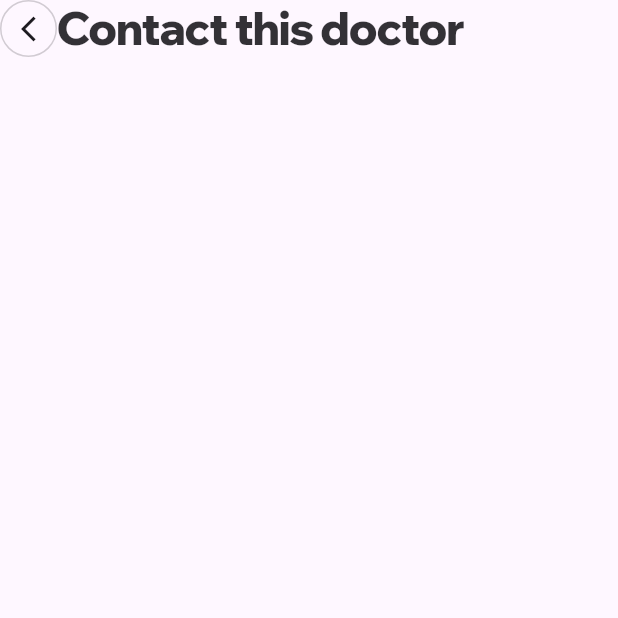
After one commit to PremjithK/project_yu_health, a Flutter app: the BookDoctorPage screen opened directly, on a phone screen of 412 x 824 dp, the top half of it. The commit adds this screen. Run offline on Flutter 3.47's test engine with Material 2 defaults, Android fonts, the phone set to English and light mode, and no system bars; our stand-ins replace bloc, font_awesome_flutter, get; generated files the repository leaves out were written again.

Commit message:
Redesigned the profile picture widget and added a doctor details page

```diff
--- /dev/null
+++ b/lib/custom_widgets/circle_appbar_button.dart
@@ -0,0 +1,47 @@
+import 'package:flutter/material.dart';
+
+class CircleAppbarButton extends StatelessWidget {
+  const CircleAppbarButton({
+    required this.onTap,
+    required this.icon,
+    this.size = 20,
+    super.key,
+  });
+  final void Function() onTap;
+  final IconData icon;
+  final double size;
+
+  @override
+  Widget build(BuildContext context) {
+    // config
+    final theme = Theme.of(context).colorScheme;
+
+    // UI
+    return InkWell(
+      splashColor: theme.primary,
+      borderRadius: BorderRadius.circular(60),
+      onTap: onTap,
+      child: Container(
+        padding: EdgeInsets.all(size / 2.5),
+        decoration: BoxDecoration(
+          color: theme.background,
+          // boxShadow: [
+          //   BoxShadow(
+          //     blurRadius: 3,
+          //     color: theme.onBackground.withOpacity(0.25),
+          //   ),
+          // ],
+          border: Border.all(
+            color: theme.onBackground.withOpacity(0.2),
+          ),
+          shape: BoxShape.circle,
+        ),
+        child: Icon(
+          icon,
+          color: theme.onBackground,
+          size: size,
+        ),
+      ),
+    );
+  }
+}
--- a/lib/custom_widgets/theme.dart
+++ b/lib/custom_widgets/theme.dart
@@ -3,14 +3,15 @@ import 'package:flutter/material.dart';
 //? Custom Fonts
 const String primaryFont = 'Wix';
 const String secondaryFont = 'RedHat';
+const String monospacedFont = 'OxygenMono';
 
 // Text Theme
 const myTextTheme = TextTheme(
-  labelSmall: TextStyle(
+  labelMedium: TextStyle(
     fontSize: 12,
     letterSpacing: 0,
     fontWeight: FontWeight.w600,
-    fontFamily: secondaryFont,
+    fontFamily: primaryFont,
   ),
 );
 ///////////////////////////////////////////////
--- a/lib/custom_widgets/yu_search_bar.dart
+++ b/lib/custom_widgets/yu_search_bar.dart
@@ -2,7 +2,7 @@ import 'package:flutter/material.dart';
 import 'package:yu_health/custom_widgets/spacing.dart';
 import 'package:yu_health/custom_widgets/theme.dart';
 
-double borderRadius = 55;
+double borderRadius = 15;
 double borderWidth = 1;
 
 class MySearchBar extends StatelessWidget {
@@ -25,13 +25,13 @@ class MySearchBar extends StatelessWidget {
     return Container(
       decoration: BoxDecoration(
         borderRadius: BorderRadius.circular(borderRadius),
-        boxShadow: [
-          // BoxShadow(
-          //   color: theme.onBackground.withOpacity(0.1),
-          //   blurRadius: 5,
-          //   spreadRadius: 2,
-          // ),
-        ],
+        // boxShadow: [
+        //   BoxShadow(
+        //     color: theme.onBackground.withOpacity(0.1),
+        //     blurRadius: 5,
+        //     spreadRadius: 2,
+        //   ),
+        // ],
       ),
       child: TextFormField(
         controller: controller,
@@ -77,7 +77,7 @@ class MySearchBar extends StatelessWidget {
             borderRadius: BorderRadius.circular(borderRadius),
           ),
 
-          // Icon
+          // Iconki
           prefixIcon: Row(
             mainAxisSize: MainAxisSize.min,
             children: [
--- /dev/null
+++ b/lib/screens/book_doctors_page/book_doctor_page.dart
@@ -0,0 +1 @@
+export 'view/book_doctor_page.dart';
--- /dev/null
+++ b/lib/screens/book_doctors_page/view/book_doctor_page.dart
@@ -0,0 +1,46 @@
+import 'package:flutter/material.dart';
+import 'package:yu_health/config/alternateImages.dart';
+import 'package:yu_health/custom_widgets/circle_appbar_button.dart';
+import 'package:yu_health/custom_widgets/text.dart';
+import 'package:yu_health/custom_widgets/theme.dart';
+
+class BookDoctorPage extends StatefulWidget {
+  const BookDoctorPage({super.key});
+
+  @override
+  State<BookDoctorPage> createState() => _BookDoctorPageState();
+}
+
+class _BookDoctorPageState extends State<BookDoctorPage> {
+  @override
+  Widget build(BuildContext context) {
+    final theme = Theme.of(context).colorScheme;
+
+    return Scaffold(
+      backgroundColor: theme.background,
+      body: SafeArea(
+        child: Column(
+          crossAxisAlignment: CrossAxisAlignment.start,
+          children: [
+            Row(
+              children: [
+                CircleAppbarButton(
+                  icon: Icons.arrow_back_ios_new,
+                  onTap: () {},
+                ),
+                MyHeading(
+                  text: 'Contact this doctor',
+                  size: TextSizes.h3,
+                  letterSpacing: -1,
+                ),
+              ],
+            ),
+            // Body
+
+
+          ],
+        ),
+      ),
+    );
+  }
+}
--- a/lib/screens/search_doctors_page/view/search_doctors_page.dart
+++ b/lib/screens/search_doctors_page/view/search_doctors_page.dart
@@ -1,8 +1,10 @@
 import 'package:flutter/material.dart';
+import 'package:get/get.dart';
 import 'package:yu_health/custom_widgets/doctor_search_result_card.dart';
 import 'package:yu_health/custom_widgets/spacing.dart';
 import 'package:yu_health/custom_widgets/text.dart';
 import 'package:yu_health/custom_widgets/yu_search_bar.dart';
+import 'package:yu_health/screens/book_doctors_page/book_doctor_page.dart';
 
 class Doctor {
   Doctor({
@@ -137,6 +139,7 @@ class _SearchDoctorsPageState extends State<SearchDoctorsPage> {
                     clinic: filteredDoctors[index].clinic,
                     imageURL: filteredDoctors[index].imageURL,
                     onTap: () {
+                      Get.to(const BookDoctorPage());
                       print('Clicked Card');
                     },
                   );
```
Also changed, not shown: lib/custom_widgets/profile_picture._editable.dart (deleted, +0 -81 lines), lib/custom_widgets/profile_picture_large.dart (added, +100 -0 lines), lib/screens/user_profile_page/view/user_profile_page.dart (+8 -6 lines).
